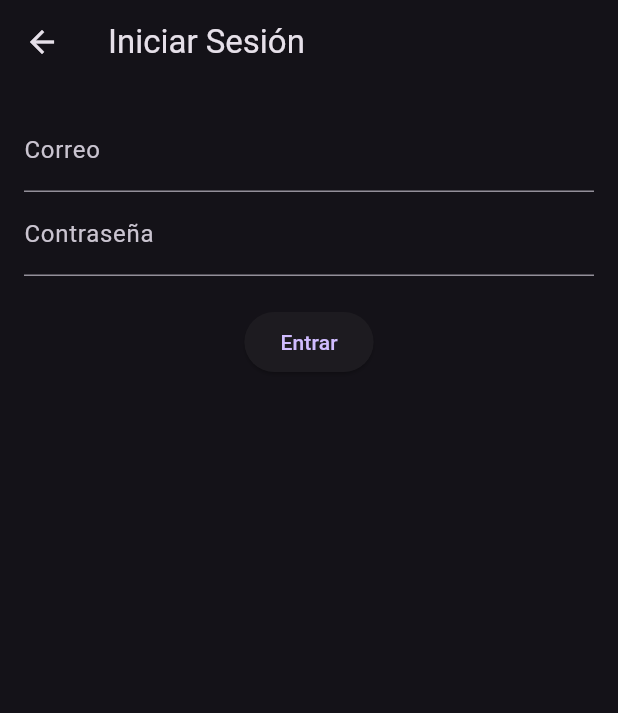
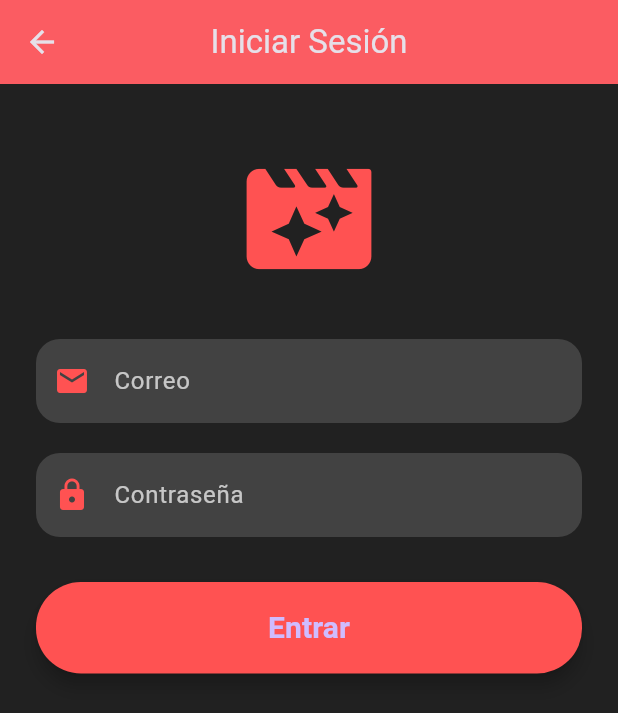
Before and after one commit to J03LK/app-stream, a Flutter app: the screen it shows after launch, after a tap on "Iniciar Sesión", on a phone screen of 412 x 824 dp. Shown: the top 713 px of the screen. Run offline on Flutter 3.47's test engine with Material 3 defaults, Android fonts, the phone set to English and light mode, and no system bars; our stand-ins replace youtube_player_flutter.

Commit message:
Modificacio del diseño iniciar sesion

```diff
--- a/lib/screens/login_screen.dart
+++ b/lib/screens/login_screen.dart
@@ -6,27 +6,79 @@ class LoginScreen extends StatelessWidget {
 
   @override
   Widget build(BuildContext context) {
+    final redColor = Colors.redAccent;
+
     return Scaffold(
-      appBar: AppBar(title: Text("Iniciar Sesión")),
-      body: Padding(
-        padding: EdgeInsets.all(16),
+      appBar: AppBar(
+        title: Text("Iniciar Sesión"),
+        backgroundColor: redColor,
+        centerTitle: true,
+        elevation: 4,
+      ),
+      backgroundColor: Colors.grey[900],
+      body: SingleChildScrollView(
+        padding: EdgeInsets.symmetric(horizontal: 24, vertical: 40),
         child: Column(
           children: [
+            Icon(
+              Icons.movie_filter_rounded,
+              size: 100,
+              color: redColor,
+            ),
+            SizedBox(height: 30),
             TextField(
               controller: emailController,
-              decoration: InputDecoration(labelText: "Correo"),
+              keyboardType: TextInputType.emailAddress,
+              style: TextStyle(color: Colors.white),
+              decoration: InputDecoration(
+                labelText: "Correo",
+                labelStyle: TextStyle(color: Colors.white70),
+                filled: true,
+                fillColor: Colors.grey[800],
+                border: OutlineInputBorder(
+                  borderRadius: BorderRadius.circular(16),
+                  borderSide: BorderSide.none,
+                ),
+                prefixIcon: Icon(Icons.email, color: redColor),
+              ),
             ),
+            SizedBox(height: 20),
             TextField(
               controller: passController,
-              decoration: InputDecoration(labelText: "Contraseña"),
               obscureText: true,
+              style: TextStyle(color: Colors.white),
+              decoration: InputDecoration(
+                labelText: "Contraseña",
+                labelStyle: TextStyle(color: Colors.white70),
+                filled: true,
+                fillColor: Colors.grey[800],
+                border: OutlineInputBorder(
+                  borderRadius: BorderRadius.circular(16),
+                  borderSide: BorderSide.none,
+                ),
+                prefixIcon: Icon(Icons.lock, color: redColor),
+              ),
             ),
-            SizedBox(height: 20),
-            ElevatedButton(
-              child: Text("Entrar"),
-              onPressed: () {
-                Navigator.pushReplacementNamed(context, '/categories');
-              },
+            SizedBox(height: 30),
+            SizedBox(
+              width: double.infinity,
+              child: ElevatedButton(
+                style: ElevatedButton.styleFrom(
+                  backgroundColor: redColor,
+                  padding: EdgeInsets.symmetric(vertical: 16),
+                  shape: RoundedRectangleBorder(
+                    borderRadius: BorderRadius.circular(30),
+                  ),
+                  elevation: 5,
+                ),
+                child: Text(
+                  "Entrar",
+                  style: TextStyle(fontSize: 20, fontWeight: FontWeight.bold),
+                ),
+                onPressed: () {
+                  Navigator.pushReplacementNamed(context, '/categories');
+                },
+              ),
             ),
           ],
         ),
```
